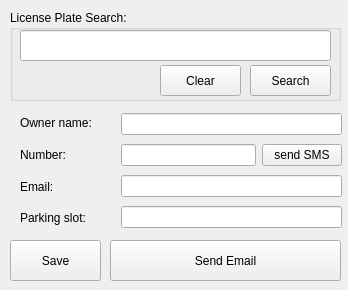
Above: ui/send_information.ui from leonardin999/Smart-Parking-System before the change. Below: the same form after it.
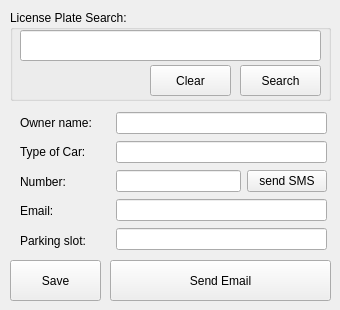
That is the form after the change.

```diff
--- a/ui/send_information.ui
+++ b/ui/send_information.ui
@@ -6,8 +6,8 @@
    <rect>
     <x>0</x>
     <y>0</y>
-    <width>348</width>
-    <height>290</height>
+    <width>340</width>
+    <height>310</height>
    </rect>
   </property>
   <property name="windowTitle">
@@ -19,7 +19,7 @@
      <rect>
       <x>10</x>
       <y>10</y>
-      <width>331</width>
+      <width>321</width>
       <height>91</height>
      </rect>
     </property>
@@ -29,7 +29,7 @@
     <widget class="QPushButton" name="btn_clear">
      <property name="geometry">
       <rect>
-       <x>150</x>
+       <x>140</x>
        <y>55</y>
        <width>81</width>
        <height>31</height>
@@ -44,7 +44,7 @@
       <rect>
        <x>10</x>
        <y>20</y>
-       <width>311</width>
+       <width>301</width>
        <height>31</height>
       </rect>
      </property>
@@ -52,7 +52,7 @@
     <widget class="QPushButton" name="btn_search">
      <property name="geometry">
       <rect>
-       <x>240</x>
+       <x>230</x>
        <y>55</y>
        <width>81</width>
        <height>31</height>
@@ -63,16 +63,42 @@
      </property>
     </widget>
    </widget>
-   <widget class="QWidget" name="layoutWidget4_2">
+   <widget class="QPushButton" name="btn_email">
+    <property name="geometry">
+     <rect>
+      <x>110</x>
+      <y>260</y>
+      <width>221</width>
+      <height>41</height>
+     </rect>
+    </property>
+    <property name="text">
+     <string>Send Email</string>
+    </property>
+   </widget>
+   <widget class="QPushButton" name="btn_save">
+    <property name="geometry">
+     <rect>
+      <x>10</x>
+      <y>260</y>
+      <width>91</width>
+      <height>41</height>
+     </rect>
+    </property>
+    <property name="text">
+     <string>Save</string>
+    </property>
+   </widget>
+   <widget class="QWidget" name="">
     <property name="geometry">
      <rect>
       <x>20</x>
-      <y>110</y>
-      <width>91</width>
-      <height>121</height>
+      <y>111</y>
+      <width>81</width>
+      <height>141</height>
      </rect>
     </property>
-    <layout class="QVBoxLayout" name="verticalLayout_6">
+    <layout class="QVBoxLayout" name="verticalLayout">
      <item>
       <widget class="QLabel" name="label_16">
        <property name="text">
@@ -80,6 +106,13 @@
        </property>
       </widget>
      </item>
+     <item>
+      <widget class="QLabel" name="label_18">
+       <property name="text">
+        <string>Type of Car:</string>
+       </property>
+      </widget>
+     </item>
      <item>
       <widget class="QLabel" name="label_17">
        <property name="text">
@@ -103,32 +136,22 @@
      </item>
     </layout>
    </widget>
-   <widget class="QPushButton" name="btn_email">
+   <widget class="QWidget" name="">
     <property name="geometry">
      <rect>
-      <x>110</x>
-      <y>240</y>
-      <width>231</width>
-      <height>41</height>
+      <x>116</x>
+      <y>111</y>
+      <width>211</width>
+      <height>141</height>
      </rect>
     </property>
-    <property name="text">
-     <string>Send Email</string>
-    </property>
-   </widget>
-   <widget class="QWidget" name="layoutWidget">
-    <property name="geometry">
-     <rect>
-      <x>121</x>
-      <y>110</y>
-      <width>221</width>
-      <height>121</height>
-     </rect>
-    </property>
-    <layout class="QVBoxLayout" name="verticalLayout">
+    <layout class="QVBoxLayout" name="verticalLayout_2">
      <item>
       <widget class="QLineEdit" name="name_edit"/>
      </item>
+     <item>
+      <widget class="QLineEdit" name="name_edit_2"/>
+     </item>
      <item>
       <layout class="QHBoxLayout" name="horizontalLayout">
        <item>
@@ -151,19 +174,6 @@
      </item>
     </layout>
    </widget>
-   <widget class="QPushButton" name="btn_save">
-    <property name="geometry">
-     <rect>
-      <x>10</x>
-      <y>240</y>
-      <width>91</width>
-      <height>41</height>
-     </rect>
-    </property>
-    <property name="text">
-     <string>Save</string>
-    </property>
-   </widget>
   </widget>
  </widget>
  <resources/>
```
